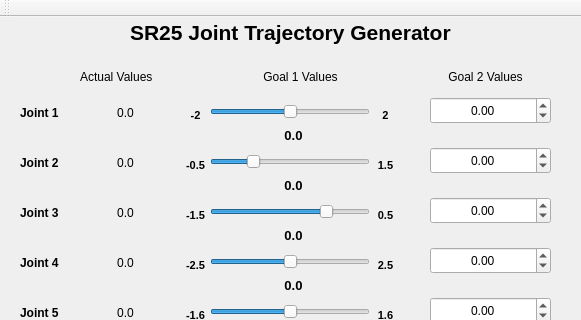
The window that sef_roboter_joint_publisher/Forms/mainwindow.ui (durovsky/sef_roboter) describes before a commit, drawn with Qt 5; both pictures show x 0 to 581 and y 0 to 320 of the 705 by 563 pixel window.
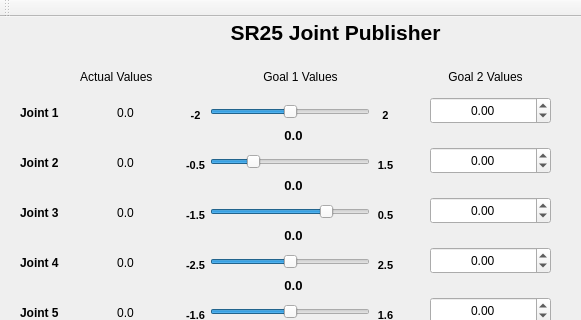
The same window after the commit.

Commit message: updating mainwindow Form

Patch:
```diff
--- a/sef_roboter_joint_publisher/Forms/mainwindow.ui
+++ b/sef_roboter_joint_publisher/Forms/mainwindow.ui
@@ -134,7 +134,7 @@
    <widget class="QLabel" name="label_main">
     <property name="geometry">
      <rect>
-      <x>130</x>
+      <x>170</x>
       <y>0</y>
       <width>331</width>
       <height>31</height>
@@ -148,7 +148,10 @@
      </font>
     </property>
     <property name="text">
-     <string>SR25 Joint Trajectory Generator</string>
+     <string>SR25 Joint Publisher</string>
+    </property>
+    <property name="alignment">
+     <set>Qt::AlignCenter</set>
     </property>
    </widget>
    <widget class="QLabel" name="label_goal_value_2">
```
